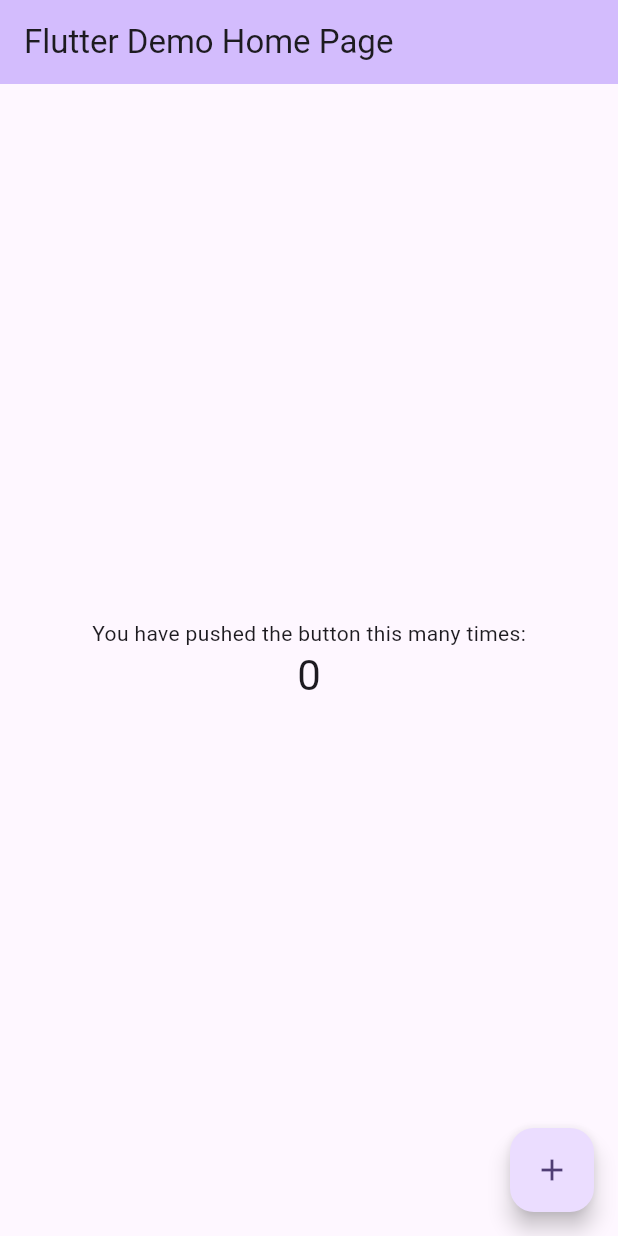
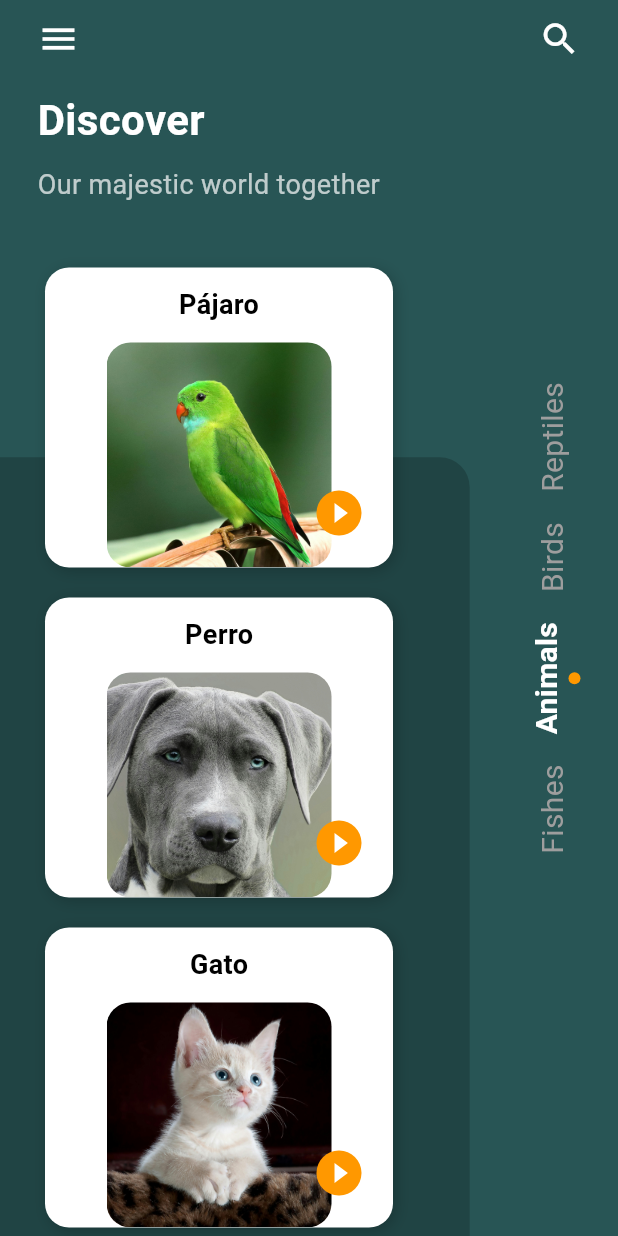
Before and after one commit to vngerus/flutter_prueba_1, a Flutter app: the screen it shows after launch, on a phone screen of 412 x 824 dp. Run offline on Flutter 3.47's test engine with Material 3 defaults, Android fonts, the light colour scheme and no system bars; our stand-ins replace audioplayers.

Commit message:
feat: base prueba 1 y animal sound con des add

```diff
--- a/lib/main.dart
+++ b/lib/main.dart
@@ -1,125 +1,10 @@
 import 'package:flutter/material.dart';
+import 'package:flutter_prueba_1/prueba1.dart';
 
 void main() {
-  runApp(const MyApp());
+  runApp(
+    const MaterialApp(
+      home: Prueba1(),
+    ),
+  );
 }
-
-class MyApp extends StatelessWidget {
-  const MyApp({super.key});
-
-  // This widget is the root of your application.
-  @override
-  Widget build(BuildContext context) {
-    return MaterialApp(
-      title: 'Flutter Demo',
-      theme: ThemeData(
-        // This is the theme of your application.
-        //
-        // TRY THIS: Try running your application with "flutter run". You'll see
-        // the application has a purple toolbar. Then, without quitting the app,
-        // try changing the seedColor in the colorScheme below to Colors.green
-        // and then invoke "hot reload" (save your changes or press the "hot
-        // reload" button in a Flutter-supported IDE, or press "r" if you used
-        // the command line to start the app).
-        //
-        // Notice that the counter didn't reset back to zero; the application
-        // state is not lost during the reload. To reset the state, use hot
-        // restart instead.
-        //
-        // This works for code too, not just values: Most code changes can be
-        // tested with just a hot reload.
-        colorScheme: ColorScheme.fromSeed(seedColor: Colors.deepPurple),
-        useMaterial3: true,
-      ),
-      home: const MyHomePage(title: 'Flutter Demo Home Page'),
-    );
-  }
-}
-
-class MyHomePage extends StatefulWidget {
-  const MyHomePage({super.key, required this.title});
-
-  // This widget is the home page of your application. It is stateful, meaning
-  // that it has a State object (defined below) that contains fields that affect
-  // how it looks.
-
-  // This class is the configuration for the state. It holds the values (in this
-  // case the title) provided by the parent (in this case the App widget) and
-  // used by the build method of the State. Fields in a Widget subclass are
-  // always marked "final".
-
-  final String title;
-
-  @override
-  State<MyHomePage> createState() => _MyHomePageState();
-}
-
-class _MyHomePageState extends State<MyHomePage> {
-  int _counter = 0;
-
-  void _incrementCounter() {
-    setState(() {
-      // This call to setState tells the Flutter framework that something has
-      // changed in this State, which causes it to rerun the build method below
-      // so that the display can reflect the updated values. If we changed
-      // _counter without calling setState(), then the build method would not be
-      // called again, and so nothing would appear to happen.
-      _counter++;
-    });
-  }
-
-  @override
-  Widget build(BuildContext context) {
-    // This method is rerun every time setState is called, for instance as done
-    // by the _incrementCounter method above.
-    //
-    // The Flutter framework has been optimized to make rerunning build methods
-    // fast, so that you can just rebuild anything that needs updating rather
-    // than having to individually change instances of widgets.
-    return Scaffold(
-      appBar: AppBar(
-        // TRY THIS: Try changing the color here to a specific color (to
-        // Colors.amber, perhaps?) and trigger a hot reload to see the AppBar
-        // change color while the other colors stay the same.
-        backgroundColor: Theme.of(context).colorScheme.inversePrimary,
-        // Here we take the value from the MyHomePage object that was created by
-        // the App.build method, and use it to set our appbar title.
-        title: Text(widget.title),
-      ),
-      body: Center(
-        // Center is a layout widget. It takes a single child and positions it
-        // in the middle of the parent.
-        child: Column(
-          // Column is also a layout widget. It takes a list of children and
-          // arranges them vertically. By default, it sizes itself to fit its
-          // children horizontally, and tries to be as tall as its parent.
-          //
-          // Column has various properties to control how it sizes itself and
-          // how it positions its children. Here we use mainAxisAlignment to
-          // center the children vertically; the main axis here is the vertical
-          // axis because Columns are vertical (the cross axis would be
-          // horizontal).
-          //
-          // TRY THIS: Invoke "debug painting" (choose the "Toggle Debug Paint"
-          // action in the IDE, or press "p" in the console), to see the
-          // wireframe for each widget.
-          mainAxisAlignment: MainAxisAlignment.center,
-          children: <Widget>[
-            const Text(
-              'You have pushed the button this many times:',
-            ),
-            Text(
-              '$_counter',
-              style: Theme.of(context).textTheme.headlineMedium,
-            ),
-          ],
-        ),
-      ),
-      floatingActionButton: FloatingActionButton(
-        onPressed: _incrementCounter,
-        tooltip: 'Increment',
-        child: const Icon(Icons.add),
-      ), // This trailing comma makes auto-formatting nicer for build methods.
-    );
-  }
-}
--- /dev/null
+++ b/lib/prueba1.dart
@@ -0,0 +1,323 @@
+import 'package:flutter/material.dart';
+import 'package:flutter_prueba_1/animal_sounds.dart';
+
+class Prueba1 extends StatelessWidget {
+  const Prueba1({super.key});
+
+  final List<Map<String, String>> animals = const [
+    {
+      "name": "Pájaro",
+      "image": "assets/img/bird.jpg",
+      "sound": "mp3/bird.mp3",
+      "description":
+          "Los pájaros son los únicos animales con plumas, ¡y algunas especies pueden volar a más de 100 km/h! Además, usan sus cantos para hablar entre ellos o para llamar la atención de otros pájaros",
+    },
+    {
+      "name": "Perro",
+      "image": "assets/img/dog.jpg",
+      "sound": "mp3/dog.mp3",
+      "description":
+          "Los perros tienen un súper olfato, ¡pueden oler hasta 100.000 veces mejor que los humanos! Por eso, muchas veces ayudan a encontrar cosas o personas",
+    },
+    {
+      "name": "Gato",
+      "image": "assets/img/cat.jpg",
+      "sound": "mp3/cat.mp3",
+      "description":
+          "Los gatos pasan la mitad de su día durmiendo y son muy ágiles porque tienen un esqueleto flexible. Pueden saltar hasta seis veces su altura",
+    },
+    {
+      "name": "Gallo",
+      "image": "assets/img/rooster.jpg",
+      "sound": "mp3/rooster.mp3",
+      "description":
+          "Los gallos cantan para marcar su territorio y avisar a otros que están ahí. Su canto puede escucharse desde muy lejos, ¡incluso a 1 km de distancia!",
+    },
+    {
+      "name": "Vaca",
+      "image": "assets/img/cow.jpg",
+      "sound": "amp3/cow.mp3",
+      "description":
+          "Las vacas tienen cuatro estómagos que les ayudan a digerir el pasto. También tienen muy buena memoria, recuerdan caras y lugares por mucho tiempo",
+    },
+    {
+      "name": "Caballo",
+      "image": "assets/img/horse.jpg",
+      "sound": "mp3/horse.mp3",
+      "description":
+          "Los caballos pueden dormir de pie gracias a sus patas fuertes, y tienen una excelente memoria. Pueden reconocer amigos humanos después de muchos años",
+    },
+    {
+      "name": "León",
+      "image": "assets/img/lion.jpg",
+      "sound": "mp3/lion.mp3",
+      "description":
+          "Los leones son conocidos como los reyes de la selva y su rugido puede escucharse hasta a 8 kilómetros. Las hembras son las que cazan para alimentar a toda la familia",
+    },
+  ];
+
+  @override
+  Widget build(BuildContext context) {
+    Size size = MediaQuery.of(context).size;
+
+    return MaterialApp(
+      home: Scaffold(
+        body: SafeArea(
+          child: Stack(
+            children: [
+              Container(color: const Color(0xFF285555)),
+              const GreenRectangle(),
+              Column(
+                children: [
+                  AppBar(height: size.height * 0.18),
+                  Expanded(
+                    child: AnimalList(
+                      heightAlbum: size.height * 0.75,
+                      animals: animals,
+                    ),
+                  ),
+                ],
+              ),
+              const NavbarMenu(),
+            ],
+          ),
+        ),
+      ),
+    );
+  }
+}
+
+class AppBar extends StatelessWidget {
+  final double height;
+
+  const AppBar({super.key, required this.height});
+
+  @override
+  Widget build(BuildContext context) {
+    return Container(
+      height: height,
+      padding: const EdgeInsets.symmetric(horizontal: 25.0),
+      child: const Column(
+        mainAxisAlignment: MainAxisAlignment.center,
+        crossAxisAlignment: CrossAxisAlignment.start,
+        children: [
+          Row(
+            mainAxisAlignment: MainAxisAlignment.spaceBetween,
+            children: [
+              Icon(Icons.menu, color: Colors.white, size: 28),
+              Icon(Icons.search, color: Colors.white, size: 28),
+            ],
+          ),
+          SizedBox(height: 20),
+          Text(
+            'Discover',
+            style: TextStyle(
+              color: Colors.white,
+              fontSize: 28,
+              fontWeight: FontWeight.bold,
+            ),
+          ),
+          SizedBox(height: 10),
+          Text(
+            'Our majestic world together',
+            style: TextStyle(
+              color: Colors.white70,
+              fontSize: 18,
+            ),
+          ),
+        ],
+      ),
+    );
+  }
+}
+
+class AnimalList extends StatelessWidget {
+  final double heightAlbum;
+  final List<Map<String, String>> animals;
+
+  const AnimalList(
+      {super.key, required this.heightAlbum, required this.animals});
+
+  @override
+  Widget build(BuildContext context) {
+    return ListView.builder(
+      padding: const EdgeInsets.symmetric(vertical: 30.0),
+      itemCount: animals.length,
+      itemBuilder: (context, index) {
+        final animal = animals[index];
+        return Padding(
+          padding:
+              const EdgeInsets.only(left: 30.0, right: 150.0, bottom: 20.0),
+          child: Column(
+            children: [
+              Container(
+                height: 200,
+                width: 300,
+                decoration: BoxDecoration(
+                  color: Colors.white,
+                  borderRadius: BorderRadius.circular(16),
+                  boxShadow: [
+                    BoxShadow(
+                      color: Colors.black.withOpacity(0.2),
+                      blurRadius: 8,
+                      offset: const Offset(2, 2),
+                    ),
+                  ],
+                ),
+                child: Stack(
+                  children: [
+                    Column(
+                      crossAxisAlignment: CrossAxisAlignment.center,
+                      children: [
+                        Padding(
+                          padding: const EdgeInsets.all(12.0),
+                          child: Text(
+                            animal["name"]!,
+                            style: const TextStyle(
+                              color: Colors.black,
+                              fontSize: 18,
+                              fontWeight: FontWeight.bold,
+                            ),
+                          ),
+                        ),
+                        Center(
+                          child: Container(
+                            height: 150,
+                            width: 150,
+                            decoration: BoxDecoration(
+                              borderRadius: BorderRadius.circular(16),
+                              image: DecorationImage(
+                                image: AssetImage(animal["image"]!),
+                                fit: BoxFit.cover,
+                              ),
+                            ),
+                          ),
+                        ),
+                      ],
+                    ),
+                    Positioned(
+                      bottom: 10,
+                      right: 10,
+                      child: IconButton(
+                        icon: const Icon(
+                          Icons.play_circle_fill,
+                          color: Colors.orange,
+                          size: 36,
+                        ),
+                        onPressed: () {
+                          Navigator.push(
+                            context,
+                            MaterialPageRoute(
+                              builder: (context) =>
+                                  AnimalSounds(animal: animal),
+                            ),
+                          );
+                        },
+                      ),
+                    ),
+                  ],
+                ),
+              ),
+            ],
+          ),
+        );
+      },
+    );
+  }
+}
+
+class GreenRectangle extends StatelessWidget {
+  const GreenRectangle({super.key});
+
+  @override
+  Widget build(BuildContext context) {
+    Size size = MediaQuery.of(context).size;
+    return Positioned(
+      left: 0,
+      top: size.height * 0.37,
+      bottom: 0,
+      child: Container(
+        padding: const EdgeInsets.only(right: 20.0),
+        width: size.width * 0.76,
+        decoration: BoxDecoration(
+          color: Colors.black.withOpacity(0.2),
+          borderRadius: const BorderRadius.only(
+            topRight: Radius.circular(20),
+            bottomRight: Radius.circular(0),
+          ),
+        ),
+      ),
+    );
+  }
+}
+
+class NavbarMenu extends StatefulWidget {
+  const NavbarMenu({super.key});
+
+  @override
+  _NavbarMenuState createState() => _NavbarMenuState();
+}
+
+class _NavbarMenuState extends State<NavbarMenu> {
+  String selected = 'Animals';
+
+  @override
+  Widget build(BuildContext context) {
+    return Positioned(
+      right: 25,
+      top: 0,
+      bottom: 0,
+      child: Column(
+        mainAxisAlignment: MainAxisAlignment.center,
+        children: [
+          buildMenuItem('Reptiles'),
+          const SizedBox(height: 20),
+          buildMenuItem('Birds'),
+          const SizedBox(height: 20),
+          buildMenuItem('Animals'),
+          const SizedBox(height: 20),
+          buildMenuItem('Fishes'),
+        ],
+      ),
+    );
+  }
+
+  Widget buildMenuItem(String text) {
+    bool isSelected = selected == text;
+    return GestureDetector(
+      onTap: () {
+        setState(() {
+          selected = text;
+        });
+      },
+      child: Container(
+        color: Colors.transparent,
+        child: Row(
+          mainAxisAlignment: MainAxisAlignment.center,
+          children: [
+            RotatedBox(
+              quarterTurns: 3,
+              child: Text(
+                text,
+                style: TextStyle(
+                  color: isSelected ? Colors.white : Colors.grey,
+                  fontSize: 20,
+                  fontWeight: isSelected ? FontWeight.bold : FontWeight.normal,
+                ),
+              ),
+            ),
+            if (isSelected)
+              Container(
+                height: 8,
+                width: 8,
+                decoration: const BoxDecoration(
+                  color: Colors.orange,
+                  shape: BoxShape.circle,
+                ),
+              ),
+          ],
+        ),
+      ),
+    );
+  }
+}
```
Also changed, not shown: lib/animal_sounds.dart (added, +201 -0 lines).
